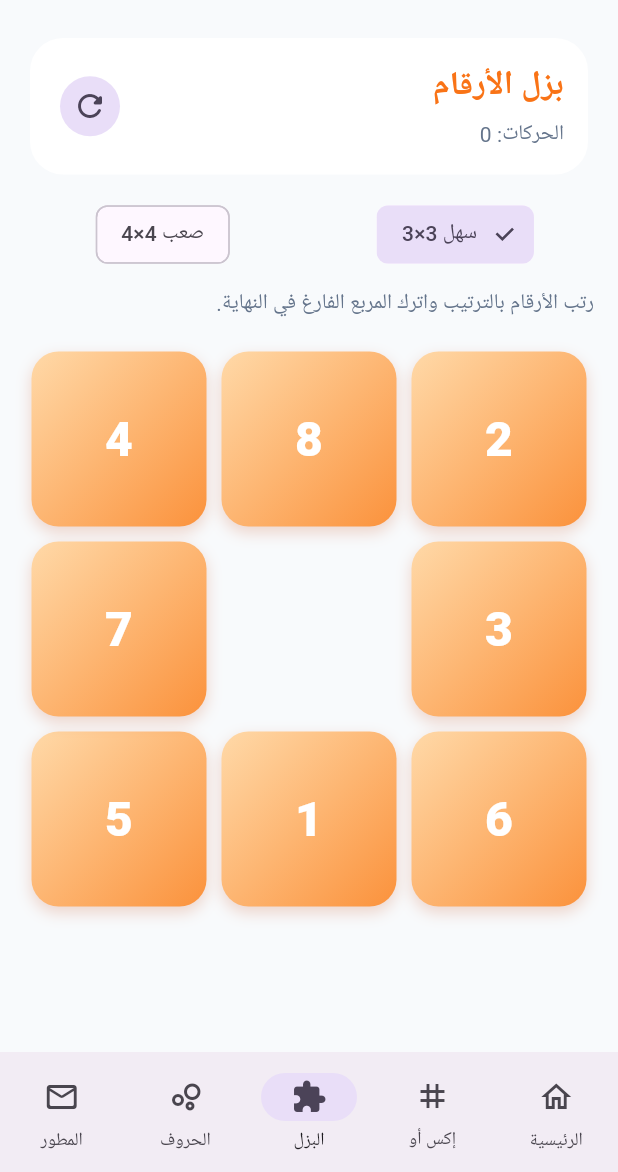
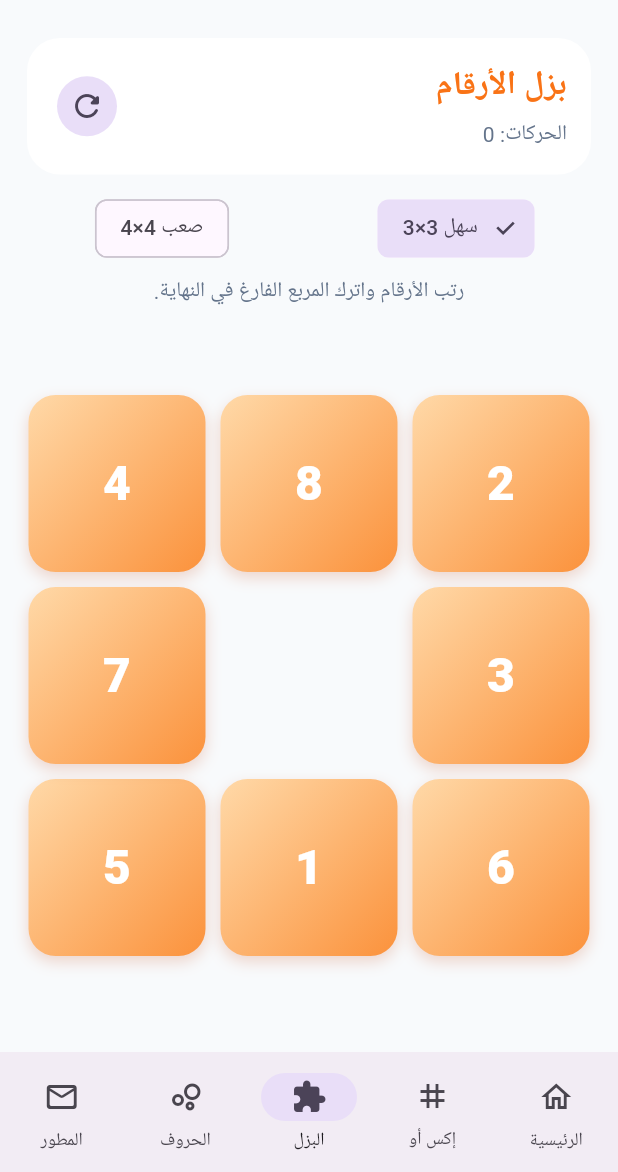
Before and after one commit to aljwaal1/KIDSGAME, a Flutter app: the screen it shows after launch, item 3 of the bottom bar chosen, on a phone screen of 412 x 824 dp, the part 64-1236 px from its top. Run offline on Flutter 3.47's test engine with Material 3 defaults, Android fonts, the phone set to English and light mode, and no system bars; our stand-ins replace audioplayers, shared_preferences; Roboto replaces fonts that are missing (Changa).

Commit message:
Remove scrolling from sliding puzzle game

```diff
--- a/lib/games/sliding_puzzle_page.dart
+++ b/lib/games/sliding_puzzle_page.dart
@@ -95,31 +95,37 @@ class _SlidingPuzzlePageState extends State<SlidingPuzzlePage> {
 
   @override
   Widget build(BuildContext context) {
-    final bestText = bestMoves != null ? '  •  أفضل نتيجة: $bestMoves' : '';
+    final bestText = bestMoves != null ? '  •  أفضل: $bestMoves' : '';
     return ConfettiOverlay(
       key: confettiKey,
-      child: ListView(
-        padding: const EdgeInsets.fromLTRB(16, 8, 16, 100),
-        children: [
+      child: Padding(
+        padding: const EdgeInsets.fromLTRB(14, 8, 14, 14),
+        child: Column(
+          children: <Widget>[
             GameHeader(title: 'بزل الأرقام', subtitle: solved ? 'ممتاز، رتبت الأرقام 🎉' : 'الحركات: $moves$bestText', color: const Color(0xFFF97316), onReset: shuffle),
-          const SizedBox(height: 12),
-          Row(children: [
+            const SizedBox(height: 8),
+            Row(children: <Widget>[
               Expanded(child: ChoiceChip(label: const Text('سهل 3×3'), selected: difficulty == PuzzleDifficulty.easy, onSelected: (_) => setDifficulty(PuzzleDifficulty.easy))),
-            const SizedBox(width: 10),
+              const SizedBox(width: 8),
               Expanded(child: ChoiceChip(label: const Text('صعب 4×4'), selected: difficulty == PuzzleDifficulty.hard, onSelected: (_) => setDifficulty(PuzzleDifficulty.hard))),
             ]),
-          const SizedBox(height: 12),
-          const Text('رتب الأرقام بالترتيب واترك المربع الفارغ في النهاية.', style: TextStyle(color: Color(0xFF64748B))),
-          const SizedBox(height: 16),
-          AspectRatio(
+            const SizedBox(height: 8),
+            const Text('رتب الأرقام واترك المربع الفارغ في النهاية.', maxLines: 1, overflow: TextOverflow.ellipsis, style: TextStyle(color: Color(0xFF64748B))),
+            const SizedBox(height: 8),
+            Expanded(
+              child: Center(
+                child: AspectRatio(
                   aspectRatio: 1,
                   child: LayoutBuilder(builder: (context, constraints) {
                     final totalSize = constraints.maxWidth;
                     final cell = totalSize / gridSize;
-              return Stack(children: [for (var value = 1; value < gridSize * gridSize; value++) _buildTile(value, cell)]);
+                    return Stack(children: <Widget>[for (var value = 1; value < gridSize * gridSize; value++) _buildTile(value, cell)]);
                   }),
                 ),
+              ),
+            ),
           ],
+        ),
       ),
     );
   }
@@ -137,17 +143,17 @@ class _SlidingPuzzlePageState extends State<SlidingPuzzlePage> {
       width: cell,
       height: cell,
       child: Padding(
-        padding: const EdgeInsets.all(5),
+        padding: EdgeInsets.all(gridSize == 3 ? 5 : 3),
         child: InkWell(
           borderRadius: BorderRadius.circular(18),
           onTap: () => move(index),
           child: Container(
             decoration: BoxDecoration(
-              gradient: const LinearGradient(colors: [Color(0xFFFFD9A8), Color(0xFFFB923C)], begin: Alignment.topLeft, end: Alignment.bottomRight),
+              gradient: const LinearGradient(colors: <Color>[Color(0xFFFFD9A8), Color(0xFFFB923C)], begin: Alignment.topLeft, end: Alignment.bottomRight),
               borderRadius: BorderRadius.circular(18),
-              boxShadow: const [BoxShadow(color: Color(0x33C2410C), blurRadius: 8, offset: Offset(0, 4))],
+              boxShadow: const <BoxShadow>[BoxShadow(color: Color(0x33C2410C), blurRadius: 8, offset: Offset(0, 4))],
             ),
-            child: Center(child: Text('$value', style: TextStyle(color: Colors.white, fontSize: gridSize == 3 ? 32 : 24, fontWeight: FontWeight.w800))),
+            child: Center(child: Text('$value', style: TextStyle(color: Colors.white, fontSize: gridSize == 3 ? 32 : 22, fontWeight: FontWeight.w800))),
           ),
         ),
       ),
```
Lines whose indentation alone changed are shown as unchanged.
